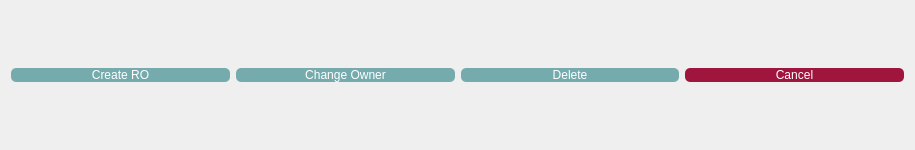
Above: openauto/theme/vehicle_options.ui from winterautollc/OpenAutoCore before the change. Below: the same form after it.
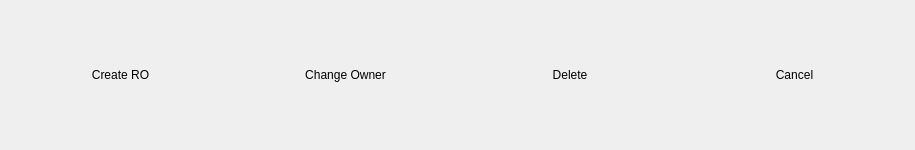
That is the form after the change. Icons and pictures are not drawn.

Diff of the .ui file:
```diff
--- a/openauto/theme/vehicle_options.ui
+++ b/openauto/theme/vehicle_options.ui
@@ -13,6 +13,9 @@
   <property name="windowTitle">
    <string>Form</string>
   </property>
+  <property name="styleSheet">
+   <string notr="true"/>
+  </property>
   <layout class="QGridLayout" name="gridLayout">
    <item row="0" column="0">
     <widget class="QPushButton" name="create_ro_button">
@@ -20,17 +23,7 @@
       <cursorShape>OpenHandCursor</cursorShape>
      </property>
      <property name="styleSheet">
-      <string notr="true">QPushButton {
-	border-radius: 5px;
-	color: #fff;
-	background-color: #76ABAE;
-}
-
-QPushButton:hover {
-	background-color: #828786;
-	color: #fff;
-	border-radius: 10px;
-}</string>
+      <string notr="true"/>
      </property>
      <property name="text">
       <string>Create RO</string>
@@ -53,17 +46,7 @@
    <item row="0" column="1">
     <widget class="QPushButton" name="change_owner_button">
      <property name="styleSheet">
-      <string notr="true">QPushButton {
-	border-radius: 5px;
-	color: #fff;
-	background-color: #76ABAE;
-}
-
-QPushButton:hover {
-	background-color: #828786;
-	color: #fff;
-	border-radius: 10px;
-}</string>
+      <string notr="true"/>
      </property>
      <property name="text">
       <string>Change Owner</string>
@@ -78,6 +61,9 @@
        <height>30</height>
       </size>
      </property>
+     <property name="flat">
+      <bool>true</bool>
+     </property>
     </widget>
    </item>
    <item row="0" column="2">
@@ -86,17 +72,7 @@
       <cursorShape>OpenHandCursor</cursorShape>
      </property>
      <property name="styleSheet">
-      <string notr="true">QPushButton {
-	border-radius: 5px;
-	color: #fff;
-	background-color: #76ABAE;
-}
-
-QPushButton:hover {
-	background-color: #828786;
-	color: #fff;
-	border-radius: 10px;
-}</string>
+      <string notr="true"/>
      </property>
      <property name="text">
       <string>Delete</string>
@@ -119,17 +95,7 @@
    <item row="0" column="3">
     <widget class="QPushButton" name="cancel_button">
      <property name="styleSheet">
-      <string notr="true">QPushButton {
-	border-radius: 5px;
-	color: #fff;
-	background-color: #A0153E;
-}
-
-QPushButton:hover {
-	background-color: #C49497;
-	color: #fff;
-	border-radius: 10px;
-}</string>
+      <string notr="true"/>
      </property>
      <property name="text">
       <string>Cancel</string>
@@ -144,6 +110,9 @@
        <height>30</height>
       </size>
      </property>
+     <property name="flat">
+      <bool>true</bool>
+     </property>
     </widget>
    </item>
   </layout>
```
Left out of the diff: 12 changed lines with no effect on the pictures.
